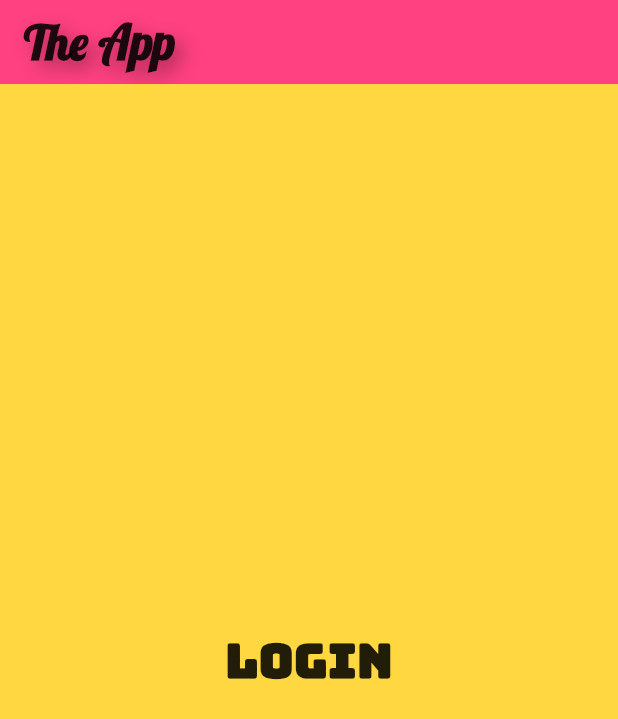
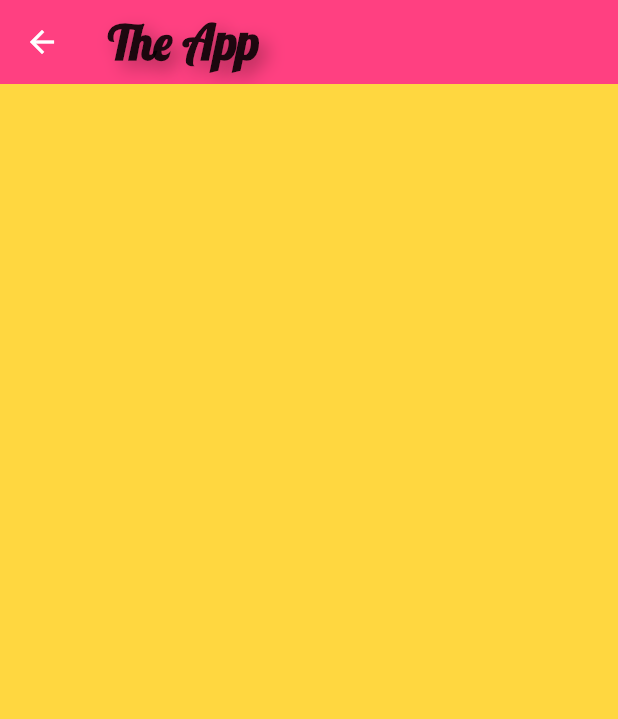
Before and after one commit to Drysen1/Flutter_Login_Signup, a Flutter app: the screen it shows after launch, after a tap on "Login", on a phone screen of 412 x 824 dp. Shown: the top 719 px of the screen. Run offline on Flutter 3.47's test engine with Material 2 defaults, Android fonts, the phone set to English and light mode, and no system bars; our stand-ins replace google_fonts.

Commit message:
WIP signup and login screen.

```diff
--- a/lib/enum/start_button_press.dart
+++ b/lib/enum/start_button_press.dart
@@ -1,4 +1,5 @@
 enum StartButtonPress{
   login,
-  signUp
+  signUp,
+  initial
 }
--- /dev/null
+++ b/lib/screens/login_screen.dart
@@ -0,0 +1,57 @@
+import 'package:flutter/material.dart';
+import 'package:flutter/foundation.dart' show kIsWeb;
+import 'package:flutter_login_signin/widgets/app_name_title.dart';
+
+class LoginScreen extends StatefulWidget {
+  const LoginScreen({ Key? key }) : super(key: key);
+
+  @override
+  State<LoginScreen> createState() => _LoginScreenState();
+}
+
+class _LoginScreenState extends State<LoginScreen> {
+  @override
+  Widget build(BuildContext context) {
+    return Scaffold(
+      appBar: kIsWeb ? null : AppBar(
+          title: const AppNameTitle(text: "The App", fontSize: 32),
+          elevation: 0,
+          backgroundColor: Colors.pinkAccent),
+      backgroundColor: Colors.transparent,
+      body: _mainUI(),
+    );
+  }
+
+    Widget _mainUI() {
+    var size = MediaQuery.of(context).size;
+    return size.width > 1000 ?
+      _bigSreenLayout() :
+      _smallScreenLayout();
+  }
+
+    Widget _bigSreenLayout(){
+    return Row(
+      children: [
+        Expanded(child: _bigScreenTitle()),
+        Expanded(child: _loginUI())
+      ]
+    );
+  }
+
+  Widget _smallScreenLayout(){
+    return _loginUI();
+  }
+
+
+  Widget _bigScreenTitle(){
+    return Container(
+      color: Colors.transparent,
+    );
+  }
+
+  Widget _loginUI(){
+    return Container(
+      color: Colors.amberAccent,
+    );
+  }
+}
--- a/lib/screens/start_screen.dart
+++ b/lib/screens/start_screen.dart
@@ -1,7 +1,10 @@
 import 'package:flutter/material.dart';
 import 'package:flutter_login_signin/enum/start_button_press.dart';
+import 'package:flutter_login_signin/screens/login_screen.dart';
+import 'package:flutter_login_signin/screens/sign_up_screen.dart';
 import 'package:flutter_login_signin/widgets/animated_button.dart';
 import 'package:flutter_login_signin/widgets/app_name_title.dart';
+import 'package:flutter/foundation.dart' show kIsWeb;
 
 class StartScreen extends StatefulWidget {
   const StartScreen({Key? key}) : super(key: key);
@@ -14,11 +17,12 @@ class _StartScreenState extends State<StartScreen> {
   double _loginButtonHeight = 0;
   double _signUpButtonHeight = 0;
   double _initialHeight = 0;
+  StartButtonPress _startButtonPress = StartButtonPress.initial;
 
   @override
   Widget build(BuildContext context) {
     return Scaffold(
-      appBar: AppBar(
+      appBar: kIsWeb ? null : AppBar(
           title: const AppNameTitle(text: "The App", fontSize: 32),
           elevation: 0,
           backgroundColor: Colors.pinkAccent),
@@ -26,38 +30,88 @@ class _StartScreenState extends State<StartScreen> {
     );
   }
 
+
+
   Widget _mainUI() {
+    var size = MediaQuery.of(context).size;
+    return size.width > 1000 ?
+      _bigSreenLayout() :
+      _smallScreenLayout();
+  }
+
+  Widget _bigSreenLayout(){
+    return Row(
+      children: [
+        Expanded(child: _bigScreenTitle()),
+        Expanded(child: _startButtons())
+      ]
+    );
+  }
+
+  Widget _bigScreenTitle(){
+    return Container(
+      color: Colors.pinkAccent,
+      child: const Center(
+        child: AppNameTitle(
+          fontSize: 80,
+          text: "The App"
+          )
+      ),
+    );
+  }
+
+  Widget _smallScreenLayout(){
+    return _startButtons();
+  }
+
+  Widget _startButtons(){
     return LayoutBuilder(
       builder: (context, constraints) {
         _setInitialHeight(constraints.biggest.height);
         return Column(
           children: [
-            AnimatedButton(
+            _loginButton(),
+            _signUpButton()
+          ],
+        );
+      },
+    );
+  }
+
+  Widget _loginButton(){
+    return AnimatedButton(
       height: _loginButtonHeight,
       color: Colors.amberAccent,
       text: "Login",
       fontSize: 32,
-              duration: const Duration(milliseconds: 400),
+      duration: const Duration(milliseconds: 350),
       onTap: () {
         setState(() {
-                  _setButtonHeights(StartButtonPress.login);
+          _startButtonPress = StartButtonPress.login;
+          _setButtonHeights();
         });
         },
-              ),
-            AnimatedButton(
+      onEnd: () async {
+        await _navigateToLoginScreen();
+      },
+    );
+  }
+
+  Widget _signUpButton(){
+   return AnimatedButton(
       height: _signUpButtonHeight,
       color: Colors.greenAccent,
       text: "Sign up",
       fontSize: 32,
-              duration: const Duration(milliseconds: 400),
+      duration: const Duration(milliseconds: 350),
       onTap: () {
         setState(() {
-                  _setButtonHeights(StartButtonPress.signUp);
+          _startButtonPress = StartButtonPress.signUp;
+          _setButtonHeights();
         });
       },
-            ),
-          ],
-        );
+      onEnd: () async {
+        await _navigateToSignUpScreen();
       },
     );
  }
@@ -70,8 +124,8 @@ class _StartScreenState extends State<StartScreen> {
     }
   }
 
-  void _setButtonHeights(StartButtonPress buttonPressType){
-    switch(buttonPressType){
+  void _setButtonHeights(){
+    switch(_startButtonPress){
       case StartButtonPress.login: {
         if(_loginButtonHeight <= _initialHeight){
           _loginButtonHeight = _loginButtonHeight * 2;
@@ -92,4 +146,46 @@ class _StartScreenState extends State<StartScreen> {
       }
     }
   }
+
+  Future _navigateToLoginScreen() async{
+    if(_startButtonPress == StartButtonPress.login){
+      await Navigator.of(context).push(PageRouteBuilder(
+          opaque: false,
+          pageBuilder: (context, animation, secondaryAnimation) => const LoginScreen(),
+          transitionDuration: const Duration(milliseconds: 250),
+          transitionsBuilder:
+            (context, animation, anotherAnimation, child) {
+            animation = CurvedAnimation(
+            curve: Curves.easeIn,
+            parent: animation);
+            return FadeTransition(
+              opacity:animation,
+              child: child,
+            );
           }
+        )
+      );
+    }
+  }
+
+  Future _navigateToSignUpScreen() async{
+    if(_startButtonPress == StartButtonPress.signUp){
+      await Navigator.of(context).push(PageRouteBuilder(
+        opaque: false,
+        pageBuilder: (context, animation, secondaryAnimation) => const SignUpScreen(),
+        transitionDuration: const Duration(milliseconds: 250),
+        transitionsBuilder:
+          (context, animation, anotherAnimation, child) {
+          animation = CurvedAnimation(
+          curve: Curves.easeIn,
+          parent: animation);
+          return FadeTransition(
+            opacity:animation,
+            child: child,
+          );
+        }
+      )
+    );
+    }
+  }
+}
--- a/lib/widgets/animated_button.dart
+++ b/lib/widgets/animated_button.dart
@@ -8,9 +8,11 @@ class AnimatedButton extends StatelessWidget {
   final String text;
   final Duration duration;
   final double fontSize;
+  final Function onEnd;
   const AnimatedButton({ Key? key, required this.height, required this.color,
                           required this.onTap, required this.text,
-                          required this.duration, required this.fontSize }) : super(key: key);
+                          required this.duration, required this.fontSize,
+                          required this.onEnd }) : super(key: key);
 
   @override
   Widget build(BuildContext context) {
@@ -28,6 +30,7 @@ class AnimatedButton extends StatelessWidget {
         ),
         onTap: () { onTap(); }
       ),
+      onEnd: () { onEnd(); },
     );
   }
 
```
Also changed, not shown: lib/screens/sign_up_screen.dart (added, +57 -0 lines). Lines whose indentation alone changed are shown as unchanged.
